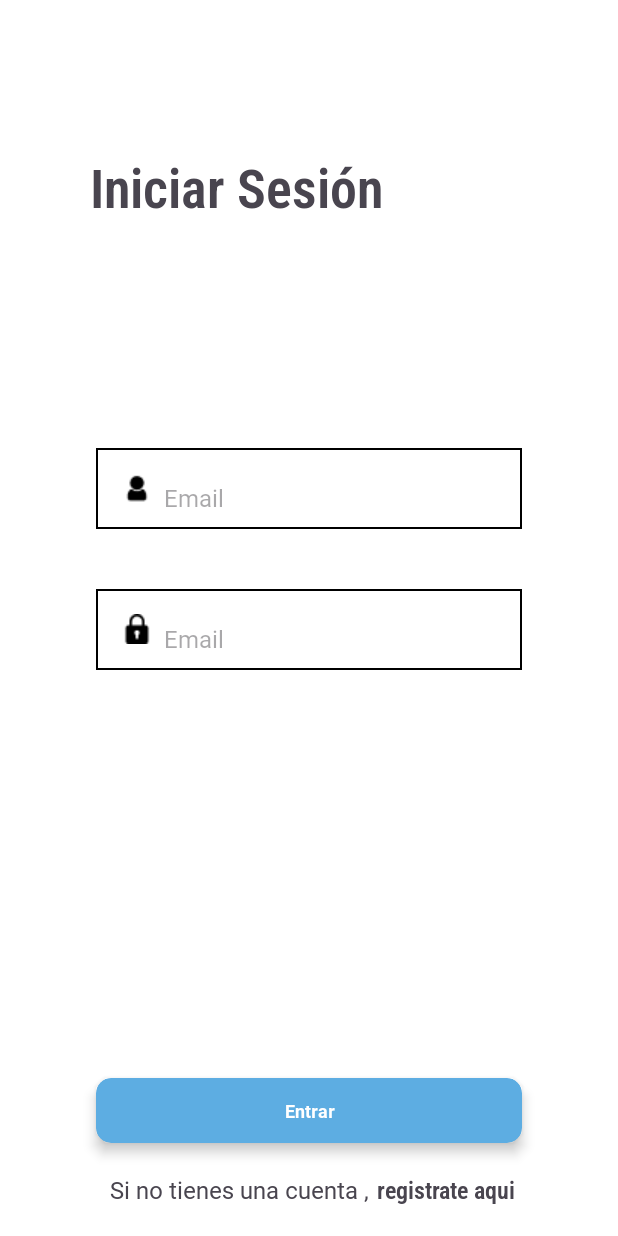
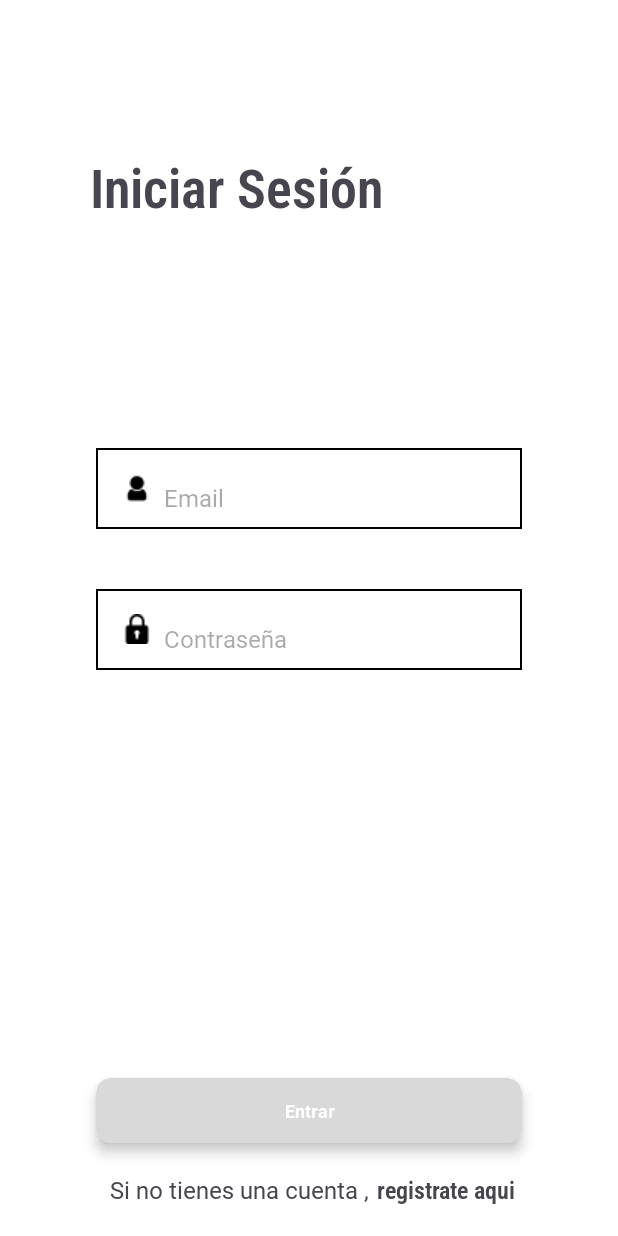
Before and after one commit to ricardosr4/Ecommerce, an Android app: the screen it shows after launch (LoginActivity), on a phone screen of 412 x 824 dp. Run offline under Robolectric (Android 15) with nearby library versions, the phone set to English and light mode, and no system bars.

Commit message:
ultima parte de xml login

```diff
--- a/app/src/main/res/layout/activity_login.xml
+++ b/app/src/main/res/layout/activity_login.xml
@@ -19,6 +19,20 @@
         android:textSize="36sp"
         app:layout_constraintStart_toStartOf="parent"
         app:layout_constraintTop_toTopOf="parent" />
+
+    <TextView
+        android:id="@+id/tv_error_email"
+        android:layout_width="wrap_content"
+        android:layout_height="wrap_content"
+        android:layout_marginStart="65dp"
+        android:layout_marginBottom="10dp"
+        android:text="@string/error_en_el_usuario_o_contrase_a"
+        android:textColor="@color/error_text_login"
+        android:visibility="gone"
+        android:fontFamily="@font/roboto_medium"
+        android:textSize="14sp"
+        app:layout_constraintBottom_toTopOf="@+id/ll_email"
+        app:layout_constraintStart_toStartOf="parent" />
 
     <LinearLayout
         android:id="@+id/ll_email"
@@ -87,11 +101,49 @@
             android:autofillHints="passwordAddress"
             android:background="@android:color/transparent"
             android:fontFamily="@font/roboto_regular"
-            android:hint="@string/email"
+            android:hint="@string/contrase_a"
             android:inputType="textPassword"
             android:textColor="@color/et_hint"
             android:textSize="16sp" />
     </LinearLayout>
+
+    <CheckBox
+        android:id="@+id/checkbox_password"
+        android:layout_width="wrap_content"
+        android:layout_height="wrap_content"
+        android:layout_marginStart="57dp"
+        android:fontFamily="@font/roboto_semi_bold"
+        android:text="@string/mostrar_contrase_a"
+        android:textSize="12sp"
+        android:visibility="gone"
+        app:layout_constraintStart_toStartOf="parent"
+        app:layout_constraintTop_toBottomOf="@+id/ll_password" />
+
+    <androidx.cardview.widget.CardView
+        android:id="@+id/cv_Enter_error"
+        android:layout_width="284dp"
+        android:layout_height="43dp"
+        android:layout_marginTop="200dp"
+        android:layout_marginBottom="20dp"
+        android:backgroundTint="@color/btn_error_register"
+        app:cardCornerRadius="10dp"
+        app:cardElevation="5dp"
+        app:layout_constraintBottom_toTopOf="@+id/tv_title_register"
+        app:layout_constraintEnd_toEndOf="parent"
+        app:layout_constraintStart_toStartOf="parent">
+
+        <TextView
+            android:id="@+id/btn_Enter_error"
+            android:layout_width="match_parent"
+            android:layout_height="wrap_content"
+            android:layout_gravity="center"
+            android:fontFamily="@font/roboto_bold"
+            android:gravity="center"
+            android:text="@string/entrar"
+            android:textColor="@color/white"
+            android:textSize="12sp" />
+    </androidx.cardview.widget.CardView>
+
 
     <androidx.cardview.widget.CardView
         android:id="@+id/cv_Enter"
@@ -100,6 +152,7 @@
         android:layout_marginTop="200dp"
         android:layout_marginBottom="20dp"
         android:backgroundTint="@color/btn_login"
+        android:visibility="gone"
         app:cardCornerRadius="10dp"
         app:cardElevation="5dp"
         app:layout_constraintBottom_toTopOf="@+id/tv_title_register"
@@ -142,4 +195,16 @@
         app:layout_constraintBottom_toBottomOf="parent"
         app:layout_constraintStart_toEndOf="@+id/tv_title_fin" />
 
+    <ProgressBar
+        android:id="@+id/pb_loading"
+        android:layout_width="match_parent"
+        android:layout_height="match_parent"
+        android:background="@color/login_loading_bg"
+        android:padding="180dp"
+        android:visibility="gone"
+        app:layout_constraintBottom_toBottomOf="parent"
+        app:layout_constraintEnd_toEndOf="parent"
+        app:layout_constraintStart_toStartOf="parent"
+        app:layout_constraintTop_toTopOf="parent" />
+
 </androidx.constraintlayout.widget.ConstraintLayout>
--- a/app/src/main/res/values/colors.xml
+++ b/app/src/main/res/values/colors.xml
@@ -8,5 +8,8 @@
     <color name="btn_login">#5DADE2</color>
     <color name="btn_register">#5DADE2</color>
     <color name="et_hint">#9F9F9F</color>
+    <color name="error_text_login">#C0392B</color>
+    <color name="btn_error_register">#D9D9D9</color>
+    <color name="login_loading_bg">#4D000000</color>
 
 </resources>
--- a/app/src/main/res/values/strings.xml
+++ b/app/src/main/res/values/strings.xml
@@ -10,4 +10,7 @@
     <string name="registrate_aqui">registrate aqui</string>
     <string name="entrar">Entrar</string>
     <string name="email">Email</string>
+    <string name="contrase_a">Contraseña</string>
+    <string name="mostrar_contrase_a">Mostrar contraseña</string>
+    <string name="error_en_el_usuario_o_contrase_a">Error en el usuario o contraseña!</string>
 </resources>
```
